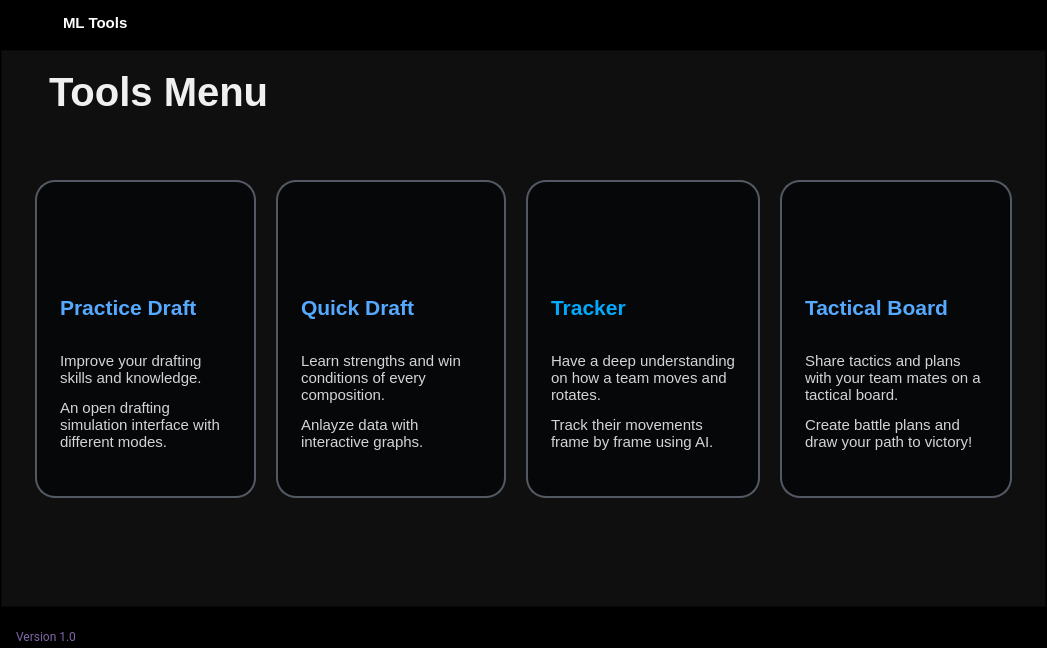
Qt form ui/pages/main_page.ui (elian-olbz/mlbb-drafting-and-simulation-tools) before a commit.
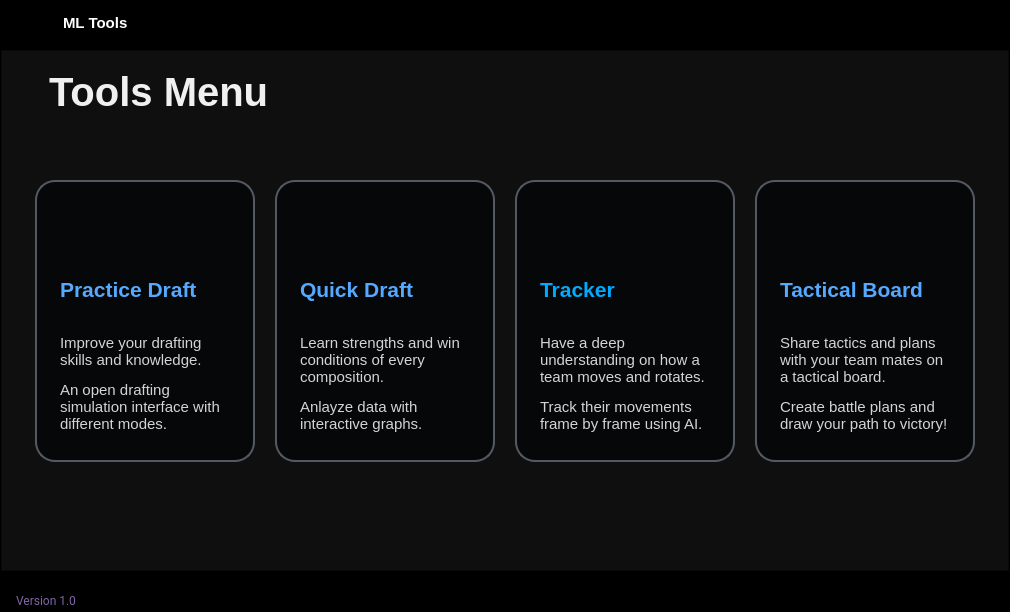
The same form after that commit. Icons and pictures are not drawn.

What changed in the file:
```diff
--- a/ui/pages/main_page.ui
+++ b/ui/pages/main_page.ui
@@ -6,8 +6,8 @@
    <rect>
     <x>0</x>
     <y>0</y>
-    <width>1047</width>
-    <height>648</height>
+    <width>1010</width>
+    <height>612</height>
    </rect>
   </property>
   <property name="windowTitle">
```
Left out of the diff: 1 changed line with no effect on the pictures.
